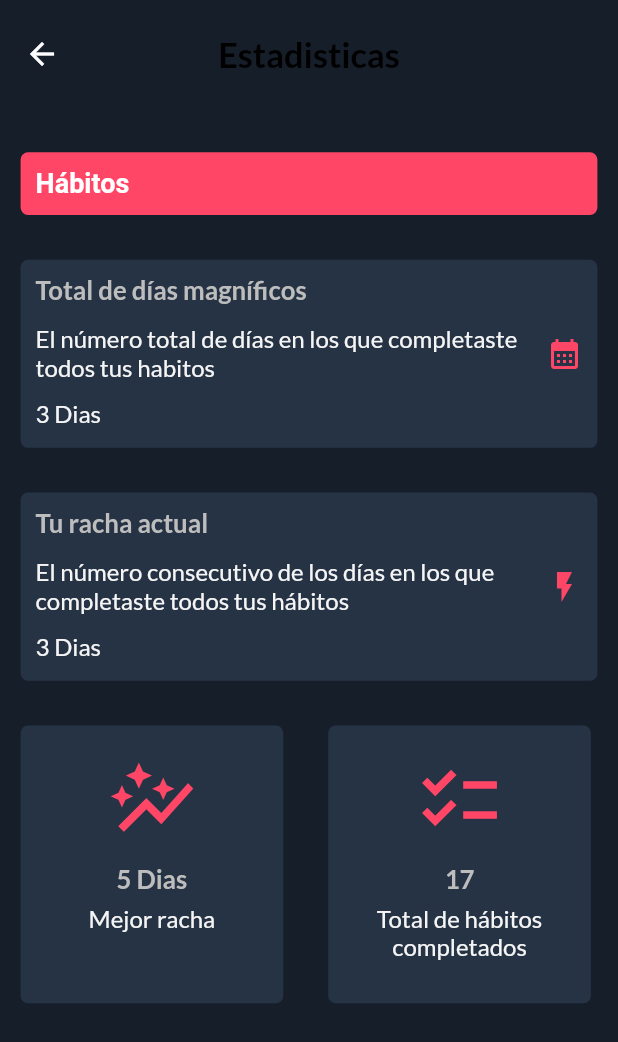
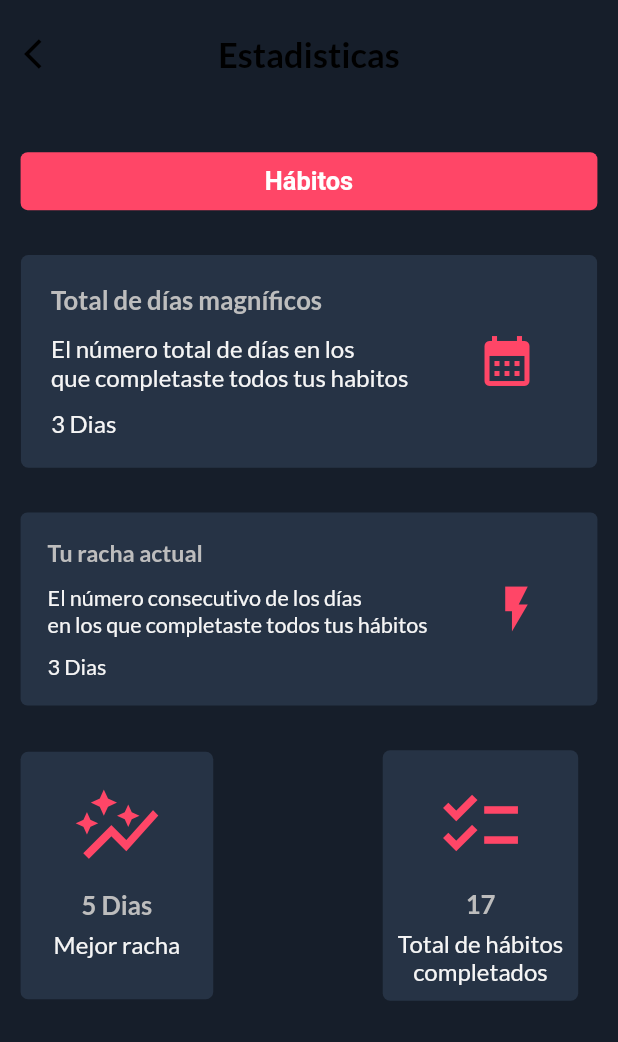
Before and after one commit to DanielM0802/smart_routine, a Flutter app: the StatsScreen screen opened directly, on a phone screen of 412 x 824 dp. Shown: the top 1042 px of the screen. Run offline on Flutter 3.47's test engine with Material 2 defaults, Android fonts, the phone set to English and light mode, and no system bars; our stand-ins replace date_picker_timeline, dropdown_button2, flutter_local_notifications, flutter_native_timezone, flutter_screenutil, get and 4 more; accounts and stored records are empty.

Commit message:
se vienen cositas

```diff
--- a/lib/views/screens/stats_screen.dart
+++ b/lib/views/screens/stats_screen.dart
@@ -29,22 +29,22 @@ class _StatsScreenState extends State<StatsScreen> {
       body: Container(
         padding: EdgeInsets.symmetric(horizontal: 12.w),
         child: Column(
-          crossAxisAlignment: CrossAxisAlignment.start,
+          crossAxisAlignment: CrossAxisAlignment.center,
           children: [
             SizedBox(
               height: 25.h,
             ),
-            SizedBox(
-                height: 35.h,
-                width: 346.w,
-                child: const DecoratedBox(
+            const FittedBox(
+                fit: BoxFit.fill,
+                child: DecoratedBox(
                   decoration: BoxDecoration(
                       color: pinkClr,
                       borderRadius: BorderRadius.all(Radius.circular(5))),
                   child: Align(
                     alignment: Alignment.centerLeft,
                     child: Padding(
-                      padding: EdgeInsets.symmetric(horizontal: 10),
+                      padding: EdgeInsets.symmetric(
+                          horizontal: 346 / 2, vertical: 10),
                       child: Text(
                         "Hábitos",
                         style: TextStyle(
@@ -76,15 +76,14 @@ class _StatsScreenState extends State<StatsScreen> {
   _recordStats() {
     return Row(
       children: [
-        SizedBox(
-          height: 155.h,
-          width: ((346 - 40) / 2).w,
+        FittedBox(
+          fit: BoxFit.fill,
           child: DecoratedBox(
               decoration: const BoxDecoration(
                   color: primaryColor,
                   borderRadius: BorderRadius.all(Radius.circular(5))),
               child: Padding(
-                padding: const EdgeInsets.fromLTRB(10, 20, 10, 10),
+                padding: const EdgeInsets.fromLTRB(22, 20, 22, 27),
                 child: Column(
                   crossAxisAlignment: CrossAxisAlignment.center,
                   children: [
@@ -106,11 +105,10 @@ class _StatsScreenState extends State<StatsScreen> {
               )),
         ),
         const SizedBox(
-          width: 30,
+          width: 113,
         ),
-        SizedBox(
-          height: 155.h,
-          width: ((346 - 40) / 2).w,
+        FittedBox(
+          fit: BoxFit.fill,
           child: DecoratedBox(
               decoration: const BoxDecoration(
                   color: primaryColor,
@@ -143,20 +141,17 @@ class _StatsScreenState extends State<StatsScreen> {
   }
 
   _currentRampage() {
-    return SizedBox(
-      height: 105.h,
-      width: 346.w,
+    return FittedBox(
+      fit: BoxFit.fill,
       child: DecoratedBox(
           decoration: const BoxDecoration(
               color: primaryColor,
               borderRadius: BorderRadius.all(Radius.circular(5))),
           child: Padding(
-            padding: const EdgeInsets.symmetric(horizontal: 10, vertical: 10),
+            padding: const EdgeInsets.fromLTRB(20, 20, 40, 20),
             child: Row(
               children: [
-                Flexible(
-                  flex: 3,
-                  child: Column(
+                Column(
                   crossAxisAlignment: CrossAxisAlignment.start,
                   children: [
                     Text("Tu racha actual",
@@ -164,8 +159,12 @@ class _StatsScreenState extends State<StatsScreen> {
                     SizedBox(
                       height: 10.h,
                     ),
-                      Text(
-                          "El número consecutivo de los días en los que completaste todos tus hábitos",
+                    Text("El número consecutivo de los días",
+                        style: Themes().subTitleStyle),
+                    SizedBox(
+                      height: 1.h,
+                    ),
+                    Text("en los que completaste todos tus hábitos",
                         style: Themes().subTitleStyle),
                     SizedBox(
                       height: 10.h,
@@ -173,11 +172,13 @@ class _StatsScreenState extends State<StatsScreen> {
                     Text("3 Dias", style: Themes().subTitleStyle)
                   ],
                 ),
+                SizedBox(
+                  width: 40.w,
                 ),
                 const Icon(
                   Icons.flash_on,
                   color: pinkClr,
-                  size: 24.0,
+                  size: 40.0,
                 ),
               ],
             ),
@@ -186,20 +187,17 @@ class _StatsScreenState extends State<StatsScreen> {
   }
 
   _rampageDays() {
-    return SizedBox(
-      height: 105.h,
-      width: 346.w,
+    return FittedBox(
+      fit: BoxFit.fill,
       child: DecoratedBox(
           decoration: const BoxDecoration(
               color: primaryColor,
               borderRadius: BorderRadius.all(Radius.circular(5))),
           child: Padding(
-            padding: const EdgeInsets.symmetric(horizontal: 10, vertical: 10),
+            padding: const EdgeInsets.fromLTRB(20, 20, 40, 20),
             child: Row(
               children: [
-                Flexible(
-                  flex: 3,
-                  child: Column(
+                Column(
                   crossAxisAlignment: CrossAxisAlignment.start,
                   children: [
                     Text("Total de días magníficos",
@@ -207,8 +205,9 @@ class _StatsScreenState extends State<StatsScreen> {
                     SizedBox(
                       height: 10.h,
                     ),
-                      Text(
-                          "El número total de días en los que completaste todos tus habitos",
+                    Text("El número total de días en los",
+                        style: Themes().subTitleStyle),
+                    Text("que completaste todos tus habitos",
                         style: Themes().subTitleStyle),
                     SizedBox(
                       height: 10.h,
@@ -216,11 +215,13 @@ class _StatsScreenState extends State<StatsScreen> {
                     Text("3 Dias", style: Themes().subTitleStyle)
                   ],
                 ),
+                SizedBox(
+                  width: 40.w,
                 ),
                 const Icon(
                   Icons.calendar_month,
                   color: pinkClr,
-                  size: 24.0,
+                  size: 40.0,
                 ),
               ],
             ),
@@ -233,6 +234,13 @@ class _StatsScreenState extends State<StatsScreen> {
       toolbarHeight: 60.h,
       backgroundColor: Colors.transparent,
       elevation: 0,
+      leading: IconButton(
+        onPressed: () => Get.back(),
+        icon: Icon(
+          Icons.arrow_back_ios,
+          color: _themeController.color,
+        ),
+      ),
       centerTitle: true,
       title: Text(
         'Estadisticas',
```
Lines whose indentation alone changed are shown as unchanged.
